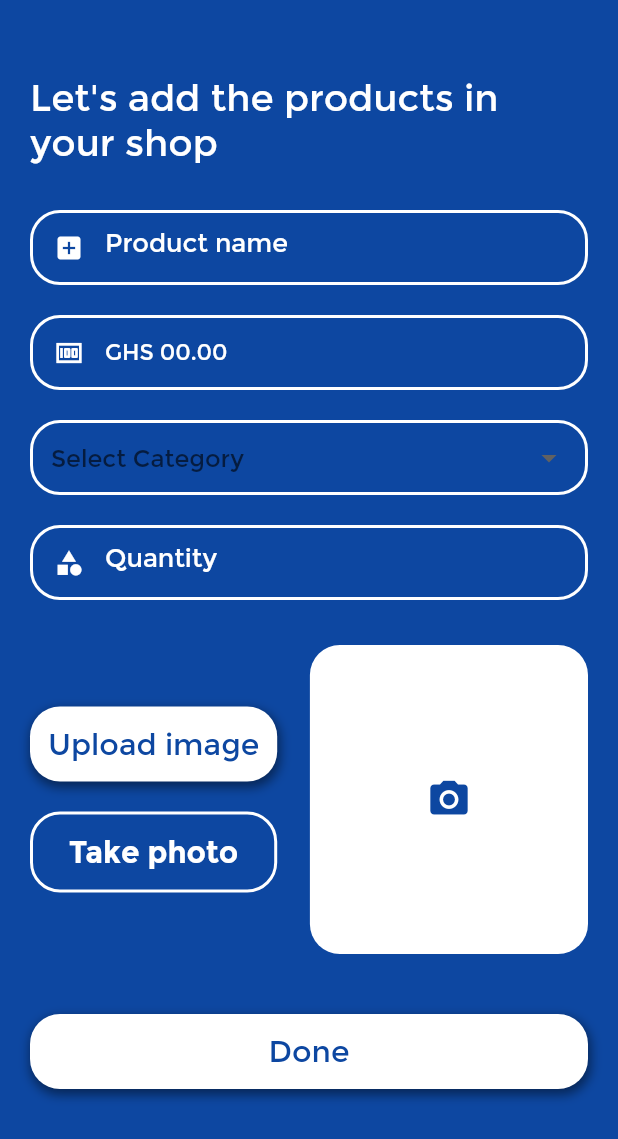
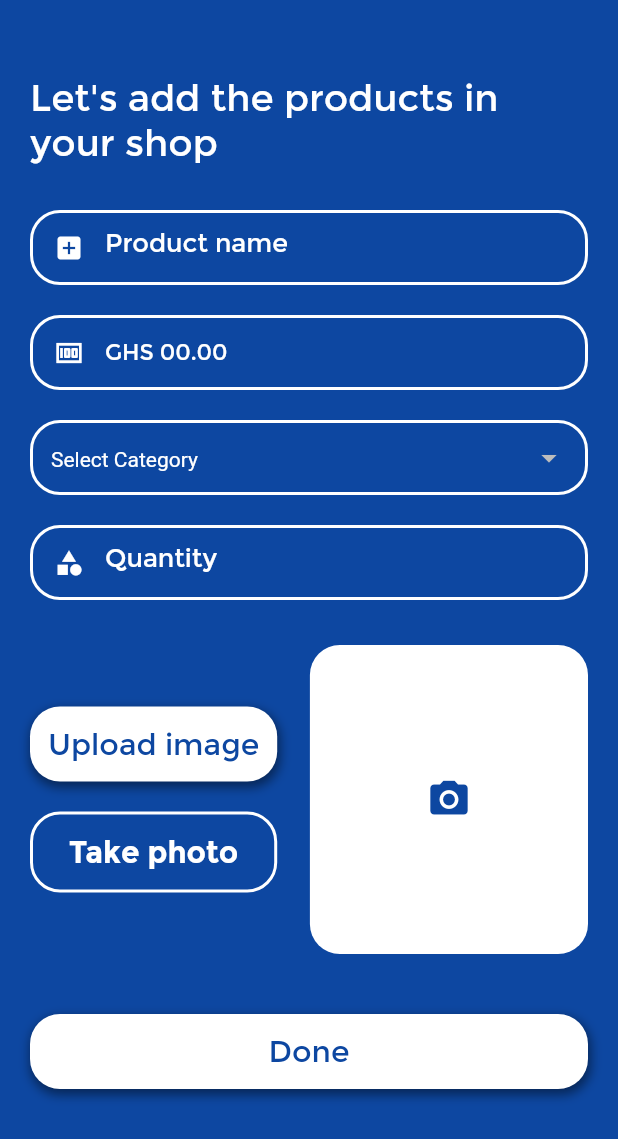
Before and after one commit to Qweku/shop-manager, a Flutter app: the AddProductScreen screen opened directly, on a phone screen of 412 x 824 dp. Shown: the top 1139 px of the screen. Run offline on Flutter 3.47's test engine with Material 2 defaults, Android fonts, the phone set to English and light mode, and no system bars; our stand-ins replace currency_text_input_formatter, hexcolor, hive_flutter, image_picker, shared_preferences; accounts and stored records are empty.

```diff
--- a/lib/models/GeneralProvider.dart
+++ b/lib/models/GeneralProvider.dart
@@ -1,7 +1,4 @@
-// ignore_for_file: file_names
-
-import 'package:flutter/foundation.dart';
-import 'package:shop_manager/models/LocalStorageAccess.dart';
+import 'package:flutter/material.dart';
 import 'package:shop_manager/models/ShopModel.dart';
 
 class GeneralProvider extends ChangeNotifier {
@@ -9,22 +6,28 @@ class GeneralProvider extends ChangeNotifier {
   ProductCategory _modelCategory = ProductCategory();
   Product _product = Product();
   Product _modelProduct = Product();
+  Shop _shop = Shop();
 
-  final List<Product> _inventory = [];
+  List<Product> _inventory = [];
   List<Product> _categoryinventory = [];
   List<Product> _modelInventory = [];
-  List<ProductCategory>? _categories = [
-    ProductCategory(categoryName: "Provisions", products: [])
-  ];
+  List<ProductCategory>? _categories = [];
   bool _categorised = false;
+
+  Shop get shop {
+    // debugPrint(categories!.first.categoryName);
+    _shop.productCategory = categories;
+
+    return _shop;
+  }
 
   Product get product => _product;
   ProductCategory get category => _category;
   List<Product> get inventory {
     _inventory.clear();
-    categories!.forEach((element) {
+    for (var element in categories!) {
       _inventory.addAll(element.products!);
-    });
+    }
     return _inventory;
   }
 
@@ -41,6 +44,11 @@ class GeneralProvider extends ChangeNotifier {
 
   set categorised(bool isCated) {
     _categorised = isCated;
+    notifyListeners();
+  }
+
+  set shop(Shop currentShop) {
+    _shop = currentShop;
     notifyListeners();
   }
 
@@ -113,7 +121,6 @@ class GeneralProvider extends ChangeNotifier {
     // different from the previous one. For example, availability of an item
     // might have changed.
     notifyListeners();
-    Stores().updateModel();
   }
 
   void loadCategory() {}
--- a/lib/models/ShopModel.dart
+++ b/lib/models/ShopModel.dart
@@ -15,8 +15,6 @@ class ShopModel {
 
   factory ShopModel.fromJson(String str) => ShopModel.fromMap(json.decode(str));
 
-    String toJson() => json.encode(toMap());
-
   factory ShopModel.fromMap(Map<String, dynamic> json) => ShopModel(
         shop: json["Shop"] == null ? null : Shop.fromMap(json["Shop"]),
       );
@@ -26,7 +24,7 @@ class ShopModel {
       };
 }
 
-class Shop extends ShopModel{
+class Shop {
   Shop({
     this.shopName,
     this.shopId,
@@ -35,26 +33,32 @@ class Shop extends ShopModel{
 
   String? shopName;
   int? shopId;
-    List<ProductCategory>? productCategory ;
+  List<ProductCategory>? productCategory;
 
   factory Shop.fromJson(String str) => Shop.fromMap(json.decode(str));
+
 
   String toJson() => json.encode(toMap());
 
   factory Shop.fromMap(Map<String, dynamic> json) => Shop(
         shopName: json["shopName"] ?? null,
         shopId: json["shopID"] ?? null,
-        productCategory: json["ProductCategory"] == null ? null : List<ProductCategory>.from(json["ProductCategory"].map((x) => ProductCategory.fromMap(x))),
+        productCategory: json["ProductCategory"] == null
+            ? null
+            : List<ProductCategory>.from(
+                json["ProductCategory"].map((x) => ProductCategory.fromMap(x))),
       );
 
   Map<String, dynamic> toMap() => {
         "shopName": shopName ?? null,
         "shopID": shopId ?? null,
-        "ProductCategory": productCategory == null ? null : List<dynamic>.from(productCategory!.map((x) => x.toMap())),
+        "ProductCategory": productCategory == null
+            ? null
+            : List<dynamic>.from(productCategory!.map((x) => x.toMap())),
       };
 }
 
-class ProductCategory extends ShopModel{
+class ProductCategory {
   ProductCategory({
     this.categoryName,
     this.categorydescription,
@@ -67,7 +71,8 @@ class ProductCategory extends ShopModel{
   int? categoryId;
   List<Product>? products;
 
-    factory ProductCategory.fromJson(String str) => ProductCategory.fromMap(json.decode(str));
+  factory ProductCategory.fromJson(String str) =>
+      ProductCategory.fromMap(json.decode(str));
 
   String toJson() => json.encode(toMap());
 
@@ -75,18 +80,23 @@ class ProductCategory extends ShopModel{
         categoryName: json["categoryName"] ?? null,
         categorydescription: json["categorydescription"] ?? null,
         categoryId: json["categoryID"] ?? null,
-        products: json["Products"] == null ? null : List<Product>.from(json["Products"].map((x) => Product.fromMap(x))),
+        products: json["Products"] == null
+            ? null
+            : List<Product>.from(
+                json["Products"].map((x) => Product.fromMap(x))),
       );
 
   Map<String, dynamic> toMap() => {
         "categoryName": categoryName ?? null,
         "categorydescription": categorydescription ?? null,
         "categoryID": categoryId ?? null,
-        "Products": products == null ? null : List<dynamic>.from(products!.map((x) => x.toMap())),
+        "Products": products == null
+            ? null
+            : List<dynamic>.from(products!.map((x) => x.toMap())),
       };
 }
 
-class Product extends ProductCategory{
+class Product {
   Product({
     this.productName,
     // this.categoryName = this.categoryName,
@@ -111,8 +121,11 @@ class Product extends ProductCategory{
 
   factory Product.fromMap(Map<String, dynamic> json) => Product(
         productName: json["productName"] ?? null,
-        sellingPrice: json["sellingPrice"] == null ? null : json["sellingPrice"].toDouble(),
-        costPrice: json["costPrice"] == null ? null : json["costPrice"].toDouble(),
+        sellingPrice: json["sellingPrice"] == null
+            ? null
+            : json["sellingPrice"].toDouble(),
+        costPrice:
+            json["costPrice"] == null ? null : json["costPrice"].toDouble(),
         imageb64: json["imageb64"] ?? null,
         quantity: json["quantity"] ?? null,
         productId: json["productID"] ?? null,
--- a/lib/pages/addproduct.dart
+++ b/lib/pages/addproduct.dart
@@ -1,6 +1,7 @@
 // ignore_for_file: prefer_const_constructors, prefer_const_literals_to_create_immutables
 
 import 'dart:io';
+import 'package:hive_flutter/hive_flutter.dart';
 import 'package:image_picker/image_picker.dart';
 import 'package:provider/provider.dart';
 
@@ -26,6 +27,7 @@ class _AddProductScreenState extends State<AddProductScreen> {
   final productQuantity = TextEditingController();
   File? _image;
 
+  late Box shopBox;
   String? _selectedCategory;
   List<String?> cat = [];
   //String imagePath;
@@ -65,7 +67,7 @@ class _AddProductScreenState extends State<AddProductScreen> {
 
   Widget _submitButton() {
     return InkWell(
-        onTap: () {
+        onTap: () async {
           Product product = Product(
             productName: productName.text,
             sellingPrice:
@@ -73,22 +75,26 @@ class _AddProductScreenState extends State<AddProductScreen> {
             quantity: int.tryParse(productQuantity.text),
             costPrice: double.tryParse(productPrice.text),
           );
+          // product.ca = context
+          //     .read<GeneralProvider>()
+          //     .categories![categoryIndex]
+          //     .categoryName;
 
           Provider.of<GeneralProvider>(context, listen: false)
               .categories![categoryIndex]
               .products!
               .add(product);
 
-          // Provider.of<GeneralProvider>(context, listen: false)
-          //     .inventory
-          //     .add(product);
+          String shopJson = Provider.of<GeneralProvider>(context, listen: false)
+              .shop
+              .toJson();
+          await shopBox.put("shopDetail", shopJson);
 
-          // Navigator.push(
-          //     context,
-          //     MaterialPageRoute(
-          //         builder: (context) => ProductListScreen(
-          //               categoryIndex: categoryIndex,
-          //             )));
+          // print(Provider.of<GeneralProvider>(context, listen: false)
+          //     .categories![categoryIndex]
+          //     .products!
+          //     [1]
+          //     .categoryName);
           Navigator.pop(context);
         },
         child: Container(
@@ -169,8 +175,18 @@ class _AddProductScreenState extends State<AddProductScreen> {
         in Provider.of<GeneralProvider>(context, listen: false).categories!) {
       cat.add(item.categoryName);
     }
+    Hive.close().then((value) {
+      Hive.openBox('shop').then((value) {
+        shopBox = value;
+      });
+    });
+    super.initState();
+  }
 
-    super.initState();
+  @override
+  void dispose() {
+    shopBox.close();
+    super.dispose();
   }
 
   @override
@@ -273,13 +289,17 @@ class _AddProductScreenState extends State<AddProductScreen> {
                           Border.all(color: ShopColors.primaryColor, width: 2),
                       borderRadius: BorderRadius.circular(20)),
                   child: DropdownButtonFormField(
+                    style: TextStyle(color: Colors.black),
                     decoration: InputDecoration(
-                        hintStyle: TextStyle(color: Colors.black87),
+                        hintStyle: TextStyle(color: Colors.white),
                         border: InputBorder.none,
                         enabled: false,
                         fillColor: Colors.transparent,
                         filled: true),
-                    hint: Text('Select Category'),
+                    hint: Text(
+                      'Select Category',
+                      style: TextStyle(color: Colors.white),
+                    ),
                     value: _selectedCategory,
                     onChanged: (dynamic newValue) {
                       setState(() {
@@ -288,51 +308,13 @@ class _AddProductScreenState extends State<AddProductScreen> {
                     },
                     items: cat.map((location) {
                       return DropdownMenuItem(
-                        child: new Text(location!),
+                        child: Text(location!/* ,style: TextStyle(color: Colors.white), */),
                         value: location,
                       );
                     }).toList(),
                   ),
                 ),
               ),
-
-              // Padding(
-              //   padding: const EdgeInsets.symmetric(vertical: 10),
-              //   child: Container(
-              //     width: MediaQuery.of(context).size.width,
-              //     height: 50,
-              //     decoration: BoxDecoration(
-              //         border:
-              //             Border.all(color: ShopColors.primaryColor, width: 2),
-              //         borderRadius: BorderRadius.circular(20)),
-              //     child: TextFormField(
-              //       controller: productCategory,
-              //       textAlign: TextAlign.justify,
-              //       style: TextStyle(
-              //         color: ShopColors.primaryColor,
-              //         fontSize: 17,
-              //       ),
-              //       decoration: InputDecoration(
-              //         prefixIcon: Icon(Icons.category,
-              //             color: ShopColors.primaryColor, size: 20),
-              //         hintText: "Category",
-              //         hintStyle: TextStyle(color: ShopColors.primaryColor),
-              //         border: InputBorder.none,
-              //         focusedBorder: InputBorder.none,
-              //         enabledBorder: InputBorder.none,
-              //         errorStyle: TextStyle(fontSize: 15),
-              //         disabledBorder: InputBorder.none,
-              //         isDense: true,
-              //         contentPadding:
-              //             EdgeInsets.symmetric(horizontal: 15, vertical: 15.0),
-              //       ),
-              //       // validator: MultiValidator([
-              //       //   RequiredValidator(
-              //       //       errorText: "*field cannot be empty"),
-              //       // ]),
-              //     ),
-              //   ),
-              // ),
               Padding(
                 padding: const EdgeInsets.symmetric(vertical: 10),
                 child: Container(
--- a/lib/pages/category.dart
+++ b/lib/pages/category.dart
@@ -20,7 +20,6 @@ class CategoryScreen extends StatefulWidget {
 }
 
 class _CategoryScreenState extends State<CategoryScreen> {
-  List<ProductCategory> category = [ProductCategory(categoryName: "Milo")];
 
   final categoryName = TextEditingController();
 
@@ -84,9 +83,7 @@ class _CategoryScreenState extends State<CategoryScreen> {
                             return CategoryCard(
                               index: index,
                               onTap: () {
-                                // categories =
-                                //     categories.categories[index];
-                                // categories.categorised = true;
+
                                 Navigator.push(
                                     context,
                                     MaterialPageRoute(
--- a/lib/pages/dashboard.dart
+++ b/lib/pages/dashboard.dart
@@ -1,7 +1,8 @@
 import 'package:flutter/material.dart';
- import 'package:shop_manager/components/bottomnav.dart';
+import 'package:shop_manager/components/bottomnav.dart';
 import 'package:shop_manager/config/colors.dart';
- import 'package:shop_manager/pages/inventory.dart';
+import 'package:shop_manager/pages/inventory.dart';
+
 
 import 'addproduct.dart';
 import 'category.dart';
--- a/pubspec.yaml
+++ b/pubspec.yaml
@@ -34,6 +34,7 @@ dependencies:
   image_picker: ^0.8.5
   provider: ^6.0.2
   shared_preferences: ^2.0.13
+  hive_flutter: ^1.1.0
 
   # The following adds the Cupertino Icons font to your application.
   # Use with the CupertinoIcons class for iOS style icons.
```
Also changed, not shown: lib/main.dart (+16 -11 lines), lib/pages/inventory.dart (+22 -46 lines), lib/pages/login/login.dart (+28 -15 lines). Lines whose indentation alone changed are shown as unchanged.
